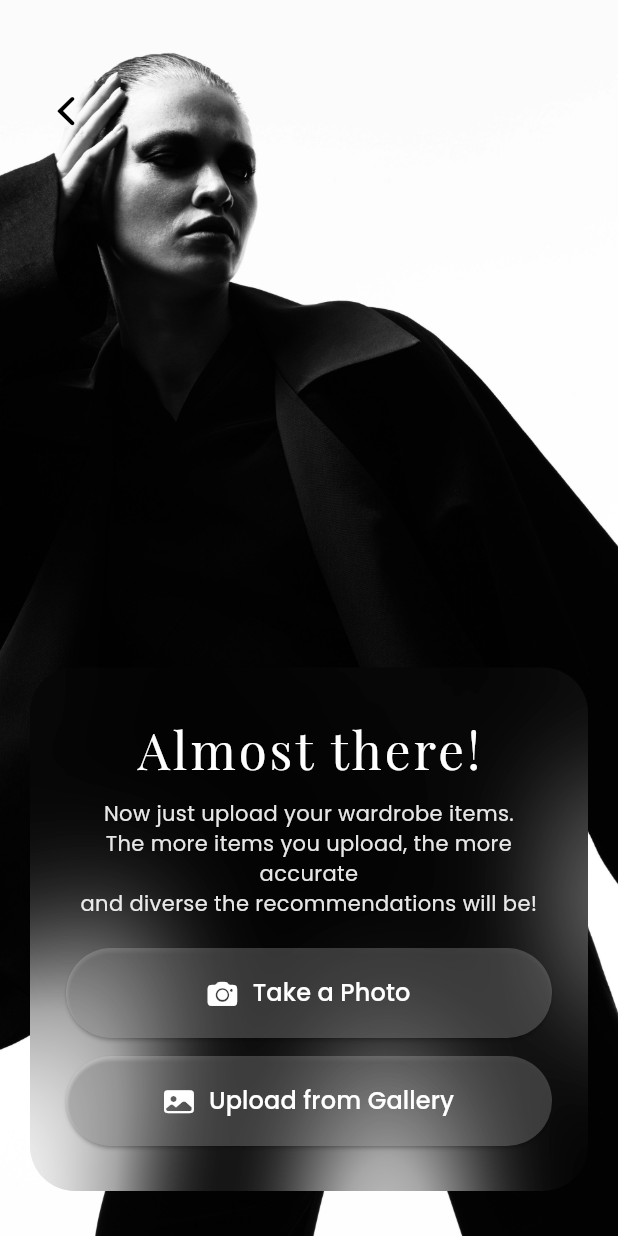
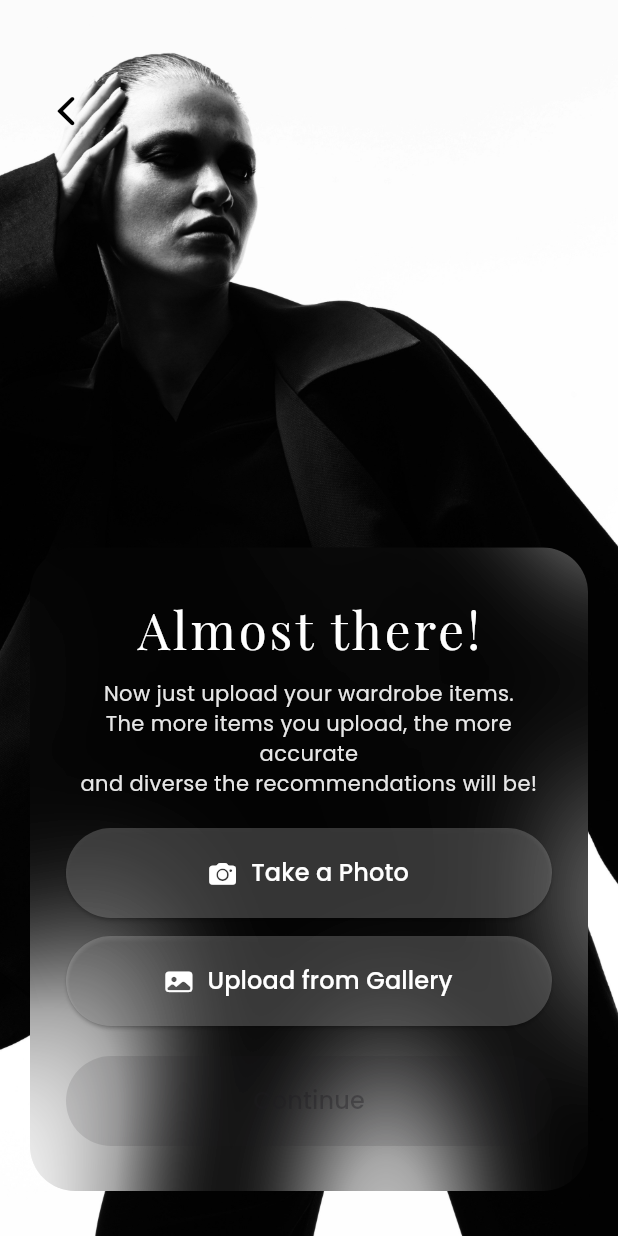
Before and after one commit to sarahsspace/graduation_project, a Flutter app: the WardrobeUploadScreen screen opened directly with empty values, after a tap on "Upload from Gallery", on a phone screen of 412 x 824 dp. Run offline on Flutter 3.47's test engine with Material 3 defaults, Android fonts, the phone set to English and light mode, and no system bars; our stand-ins replace cloud_firestore, firebase_auth, firebase_core, flutter_dotenv, google_fonts, google_sign_in and 4 more; accounts and stored records are empty.

Commit message:
updates to upload imgs

```diff
--- a/lib/views/auth/pinterest_login.dart
+++ b/lib/views/auth/pinterest_login.dart
@@ -1,7 +1,6 @@
 import 'package:flutter/material.dart';
 import 'package:webview_flutter/webview_flutter.dart';
 import 'package:flutter_dotenv/flutter_dotenv.dart';
-import 'package:webview_flutter/webview_flutter.dart'; // Import for clearing cookies
 
 class PinterestLogin extends StatefulWidget {
   final String authUrl;
--- a/lib/views/onboarding/wardrobe_upload_screen.dart
+++ b/lib/views/onboarding/wardrobe_upload_screen.dart
@@ -1,77 +1,86 @@
 import 'dart:io';
 import 'dart:ui';
+import 'package:flutter/cupertino.dart';
 import 'package:flutter/material.dart';
+import 'package:google_fonts/google_fonts.dart';
 import 'package:image_picker/image_picker.dart';
-import 'package:google_fonts/google_fonts.dart';
 import 'package:shared_preferences/shared_preferences.dart';
-import 'package:flutter/cupertino.dart';
 import 'select_board_screen.dart';
+import 'processing_screen.dart';
 
 class WardrobeUploadScreen extends StatefulWidget {
   final String accessToken;
   const WardrobeUploadScreen({super.key, required this.accessToken});
 
   @override
-  _WardrobeUploadScreenState createState() => _WardrobeUploadScreenState();
+  State<WardrobeUploadScreen> createState() => _WardrobeUploadScreenState();
 }
 
 class _WardrobeUploadScreenState extends State<WardrobeUploadScreen> {
-  File? _selectedImage;
   final ImagePicker _picker = ImagePicker();
+  final List<File> _wardrobeImages = [];
+  static const int maxImageLimit = 100;
 
-  // Take a Photo Function
+  // Take one photo and add to the list
   Future<void> _takePhoto() async {
-    final XFile? pickedFile = await _picker.pickImage(source: ImageSource.camera);
-    if (pickedFile != null) {
+    if (_wardrobeImages.length >= maxImageLimit) return;
+
+    final XFile? picked = await _picker.pickImage(source: ImageSource.camera);
+    if (picked != null) {
       setState(() {
-        _selectedImage = File(pickedFile.path);
+        _wardrobeImages.add(File(picked.path));
       });
     }
   }
 
-  // Pick from Gallery Function
-  Future<void> _pickImageFromGallery() async {
-    final XFile? pickedFile = await _picker.pickImage(source: ImageSource.gallery);
-    if (pickedFile != null) {
+  // Select multiple from gallery
+  Future<void> _pickImagesFromGallery() async {
+    if (_wardrobeImages.length >= maxImageLimit) return;
+
+    final List<XFile>? pickedFiles = await _picker.pickMultiImage();
+    if (pickedFiles != null) {
+      final newFiles = pickedFiles
+          .take(maxImageLimit - _wardrobeImages.length)
+          .map((e) => File(e.path))
+          .toList();
+
       setState(() {
-        _selectedImage = File(pickedFile.path);
+        _wardrobeImages.addAll(newFiles);
       });
     }
   }
 
-  // Go Back & Clear Saved Board
+  // Back button clears board and goes to previous screen
   Future<void> _clearSavedBoardAndGoBack(BuildContext context) async {
-    SharedPreferences prefs = await SharedPreferences.getInstance();
+    final prefs = await SharedPreferences.getInstance();
     await prefs.remove("selected_board_id");
     await prefs.remove("selected_board_name");
 
     if (!context.mounted) return;
 
-    // Retrieve access token before navigating
-    String? savedAccessToken = prefs.getString("pinterest_access_token");
+    final String? token = prefs.getString("pinterest_access_token");
 
-    if (savedAccessToken == null) {
+    if (token == null) {
       ScaffoldMessenger.of(context).showSnackBar(
         const SnackBar(content: Text("Error: Missing access token")),
       );
       return;
     }
 
-    // Navigate back to SelectBoardScreen
     Navigator.pushReplacement(
       context,
-      MaterialPageRoute(
-        builder: (context) => SelectBoardScreen(accessToken: savedAccessToken),
-      ),
+      MaterialPageRoute(builder: (_) => SelectBoardScreen(accessToken: token)),
     );
   }
 
   @override
   Widget build(BuildContext context) {
+    final bool canContinue = _wardrobeImages.isNotEmpty;
+
     return Scaffold(
       body: Stack(
         children: [
-          // Background Image
+          // Background
           Positioned.fill(
             child: Image.asset(
               'assets/uploadWardrobe.jpg',
@@ -79,31 +88,32 @@ class _WardrobeUploadScreenState extends State<WardrobeUploadScreen> {
             ),
           ),
 
-          // Frosted Bottom Sheet Effect
+          // Bottom frosted glass container
           Align(
             alignment: Alignment.bottomCenter,
             child: Padding(
-              padding: const EdgeInsets.only(left: 20, right: 20, bottom: 30), // Adds margin
+              padding: const EdgeInsets.only(left: 20, right: 20, bottom: 30),
               child: ClipRRect(
-                borderRadius: BorderRadius.circular(30), // Rounded corners
+                borderRadius: BorderRadius.circular(30),
                 child: BackdropFilter(
-                  filter: ImageFilter.blur(sigmaX: 40, sigmaY: 60), // Frosted effect
+                  filter: ImageFilter.blur(sigmaX: 40, sigmaY: 60),
                   child: Container(
-                    width: double.infinity,
                     padding: const EdgeInsets.symmetric(horizontal: 24, vertical: 30),
                     decoration: BoxDecoration(
-                      color: Colors.white.withOpacity(0.3), // Grey frosted effect
+                      color: Colors.white.withOpacity(0.3),
                       borderRadius: BorderRadius.circular(30),
                       backgroundBlendMode: BlendMode.overlay,
                     ),
                     child: Column(
                       mainAxisSize: MainAxisSize.min,
                       children: [
-                        // Title
                         Text(
                           "Almost there!",
                           style: GoogleFonts.playfairDisplay(
-                              fontSize: 34, letterSpacing: 2, color: Colors.white),
+                            fontSize: 34,
+                            letterSpacing: 2,
+                            color: Colors.white,
+                          ),
                         ),
                         const SizedBox(height: 8),
                         Text(
@@ -132,18 +142,17 @@ class _WardrobeUploadScreenState extends State<WardrobeUploadScreen> {
                           child: Row(
                             mainAxisAlignment: MainAxisAlignment.center,
                             children: [
-                              const Icon(CupertinoIcons.camera_fill, color: Colors.white, size: 20),
+                              const Icon(CupertinoIcons.camera_fill, color: Colors.white),
                               const SizedBox(width: 10),
                               Text("Take a Photo", style: GoogleFonts.poppins(fontSize: 16)),
                             ],
                           ),
                         ),
-
                         const SizedBox(height: 12),
 
                         // Upload from Gallery Button
                         ElevatedButton(
-                          onPressed: _pickImageFromGallery,
+                          onPressed: _pickImagesFromGallery,
                           style: ElevatedButton.styleFrom(
                             minimumSize: const Size(double.infinity, 60),
                             backgroundColor: Colors.white.withOpacity(0.2),
@@ -155,26 +164,39 @@ class _WardrobeUploadScreenState extends State<WardrobeUploadScreen> {
                           child: Row(
                             mainAxisAlignment: MainAxisAlignment.center,
                             children: [
-                              const Icon(CupertinoIcons.photo_fill, color: Colors.white, size: 20),
+                              const Icon(CupertinoIcons.photo_fill, color: Colors.white),
                               const SizedBox(width: 10),
                               Text("Upload from Gallery", style: GoogleFonts.poppins(fontSize: 16)),
                             ],
                           ),
                         ),
 
-                        // Show selected image preview
-                        if (_selectedImage != null) ...[
-                          const SizedBox(height: 20),
-                          ClipRRect(
-                            borderRadius: BorderRadius.circular(20),
-                            child: Image.file(
-                              _selectedImage!,
-                              width: 150,
-                              height: 150,
-                              fit: BoxFit.cover,
+                        const SizedBox(height: 20),
+
+                        // Continue Button
+                        ElevatedButton(
+                          onPressed: canContinue
+                              ? () {
+                                  Navigator.push(
+                                    context,
+                                    MaterialPageRoute(
+                                      builder: (_) => ProcessingScreen(
+                                        accessToken: widget.accessToken,
+                                      ),
+                                    ),
+                                  );
+                                }
+                              : null,
+                          style: ElevatedButton.styleFrom(
+                            backgroundColor: Colors.white,
+                            foregroundColor: Colors.black,
+                            minimumSize: const Size(double.infinity, 60),
+                            shape: RoundedRectangleBorder(
+                              borderRadius: BorderRadius.circular(45),
                             ),
                           ),
-                        ],
+                          child: Text("Continue", style: GoogleFonts.poppins(fontSize: 16)),
+                        ),
                       ],
                     ),
                   ),
@@ -183,7 +205,7 @@ class _WardrobeUploadScreenState extends State<WardrobeUploadScreen> {
             ),
           ),
 
-          // Back Button (Top Left)
+          // Back Button Top Left
           Positioned(
             top: 50,
             left: 20,
--- a/pubspec.yaml
+++ b/pubspec.yaml
@@ -49,6 +49,9 @@ dependencies:
   flutter_dotenv: ^5.2.1
   logger: ^2.5.0
   image_picker: ^1.1.2
+
+dependency_overrides:
+  webview_flutter_wkwebview: 3.17.0
 
 dev_dependencies:
   flutter_test:
```
Also changed, not shown: lib/services/wardrobe_image_service.dart (added, +32 -0 lines), lib/views/onboarding/processing_screen.dart (added, +27 -0 lines), pubspec.lock, 2 other files.
